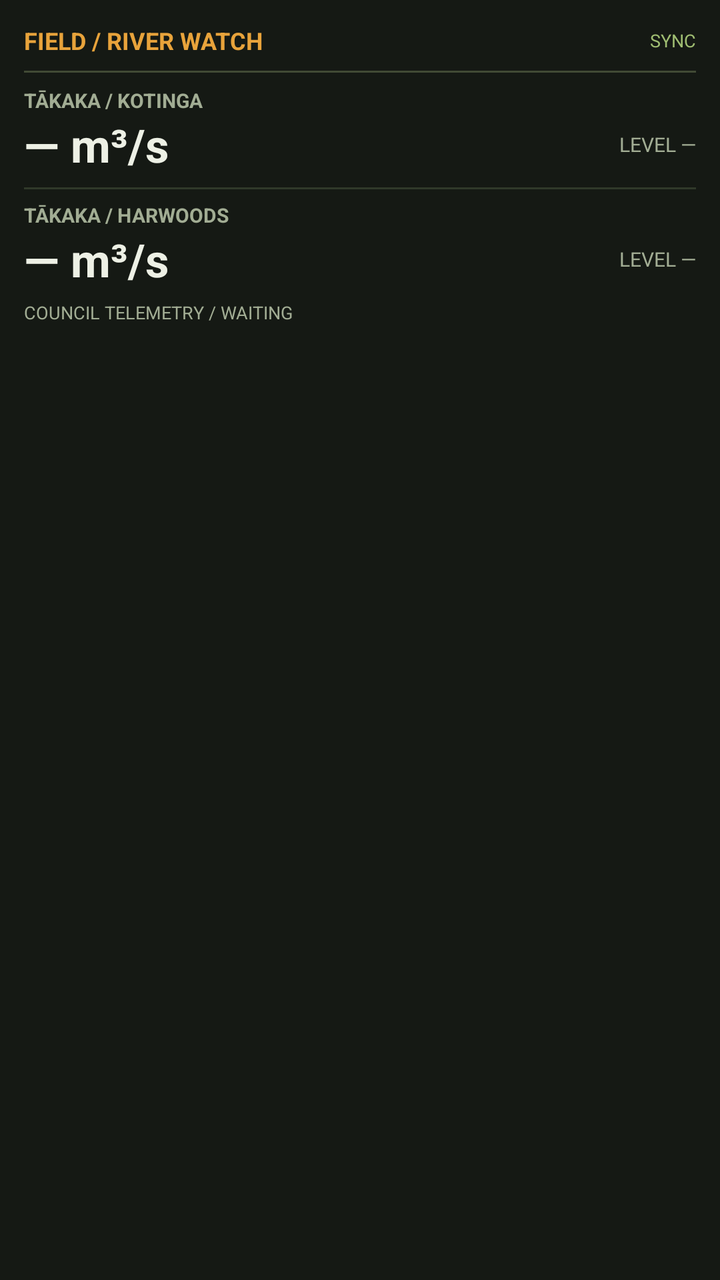
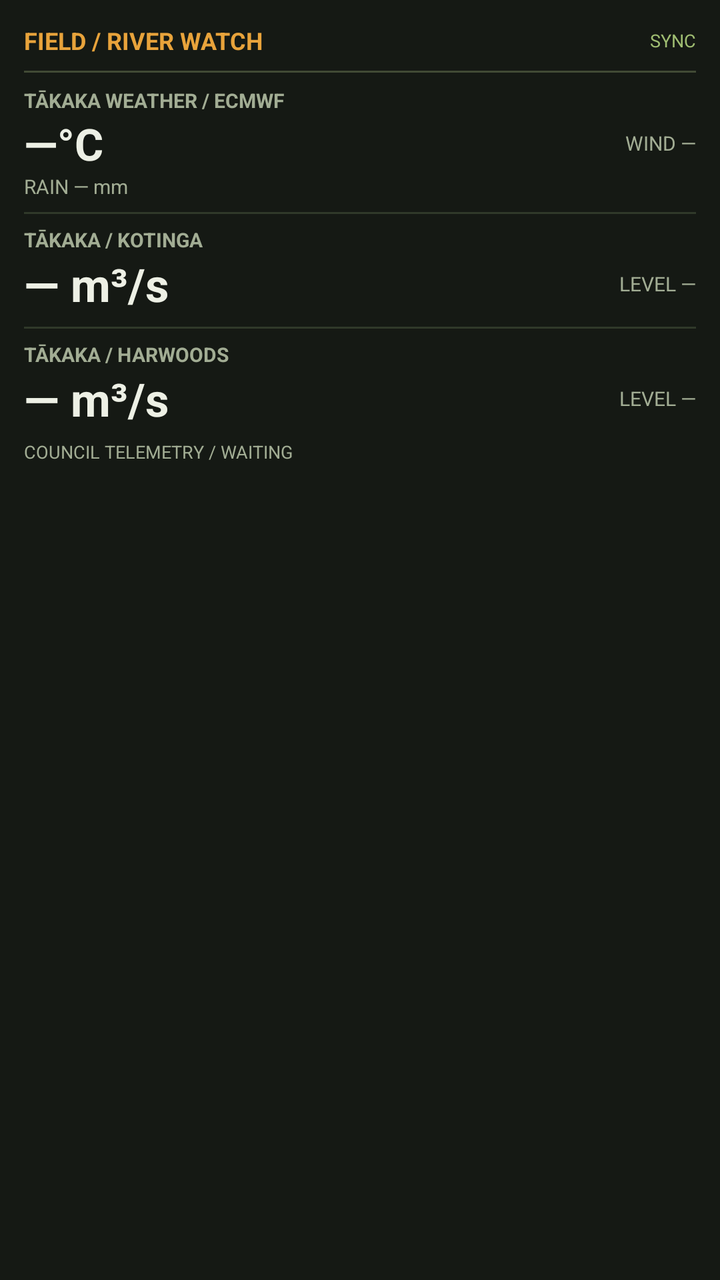

Compare the two renders of this Android layout. The source of the first and the diff that turns it into the second are given below.
<!-- AndroidManifest.xml: application theme android:Theme.Material.Light.NoActionBar -->
<!-- res/layout/widget_river.xml -->
<?xml version="1.0" encoding="utf-8"?>
<LinearLayout xmlns:android="http://schemas.android.com/apk/res/android"
    android:id="@+id/widget_root"
    android:layout_width="match_parent"
    android:layout_height="match_parent"
    android:orientation="vertical"
    android:padding="12dp"
    android:background="#151914">
    <LinearLayout
        android:layout_width="match_parent"
        android:layout_height="wrap_content"
        android:orientation="horizontal"
        android:gravity="center_vertical">
        <TextView android:layout_width="0dp" android:layout_height="wrap_content" android:layout_weight="1"
            android:text="FIELD / RIVER WATCH" android:textColor="#E8A33B" android:textStyle="bold" android:textSize="12sp" />
        <TextView android:id="@+id/widget_status" android:layout_width="wrap_content" android:layout_height="wrap_content"
            android:text="SYNC" android:textColor="#9FBD72" android:textSize="9sp" />
    </LinearLayout>
    <View android:layout_width="match_parent" android:layout_height="1dp" android:layout_marginTop="7dp" android:layout_marginBottom="7dp" android:background="#414A35"/>
    <TextView android:layout_width="match_parent" android:layout_height="wrap_content" android:text="TĀKAKA / KOTINGA" android:textColor="#A2AD94" android:textSize="10sp" android:textStyle="bold"/>
    <LinearLayout android:layout_width="match_parent" android:layout_height="wrap_content" android:orientation="horizontal" android:gravity="center_vertical">
        <TextView android:id="@+id/widget_k_flow" android:layout_width="0dp" android:layout_height="wrap_content" android:layout_weight="1" android:text="— m³/s" android:textColor="#EDF0E5" android:textSize="23sp" android:textStyle="bold"/>
        <TextView android:id="@+id/widget_k_level" android:layout_width="wrap_content" android:layout_height="wrap_content" android:text="LEVEL —" android:textColor="#A2AD94" android:textSize="10sp"/>
    </LinearLayout>
    <View android:layout_width="match_parent" android:layout_height="1dp" android:layout_marginTop="6dp" android:layout_marginBottom="6dp" android:background="#30392A"/>
    <TextView android:layout_width="match_parent" android:layout_height="wrap_content" android:text="TĀKAKA / HARWOODS" android:textColor="#A2AD94" android:textSize="10sp" android:textStyle="bold"/>
    <LinearLayout android:layout_width="match_parent" android:layout_height="wrap_content" android:orientation="horizontal" android:gravity="center_vertical">
        <TextView android:id="@+id/widget_h_flow" android:layout_width="0dp" android:layout_height="wrap_content" android:layout_weight="1" android:text="— m³/s" android:textColor="#EDF0E5" android:textSize="23sp" android:textStyle="bold"/>
        <TextView android:id="@+id/widget_h_level" android:layout_width="wrap_content" android:layout_height="wrap_content" android:text="LEVEL —" android:textColor="#A2AD94" android:textSize="10sp"/>
    </LinearLayout>
    <TextView android:id="@+id/widget_updated" android:layout_width="match_parent" android:layout_height="wrap_content" android:layout_marginTop="5dp" android:text="COUNCIL TELEMETRY / WAITING" android:textColor="#A2AD94" android:textSize="9sp"/>
</LinearLayout>
<!-- resources referenced by this layout -->
<resources>

</resources>

<!-- the commit's change to res/layout/widget_river.xml (unified diff, before → after) -->
@@ -17,6 +17,13 @@
             android:text="SYNC" android:textColor="#9FBD72" android:textSize="9sp" />
     </LinearLayout>
     <View android:layout_width="match_parent" android:layout_height="1dp" android:layout_marginTop="7dp" android:layout_marginBottom="7dp" android:background="#414A35"/>
+    <TextView android:layout_width="match_parent" android:layout_height="wrap_content" android:text="TĀKAKA WEATHER / ECMWF" android:textColor="#A2AD94" android:textSize="10sp" android:textStyle="bold"/>
+    <LinearLayout android:layout_width="match_parent" android:layout_height="wrap_content" android:orientation="horizontal" android:gravity="center_vertical">
+        <TextView android:id="@+id/widget_weather_temp" android:layout_width="0dp" android:layout_height="wrap_content" android:layout_weight="1" android:text="—°C" android:textColor="#EDF0E5" android:textSize="22sp" android:textStyle="bold"/>
+        <TextView android:id="@+id/widget_weather_wind" android:layout_width="wrap_content" android:layout_height="wrap_content" android:text="WIND —" android:textColor="#A2AD94" android:textSize="10sp"/>
+    </LinearLayout>
+    <TextView android:id="@+id/widget_weather_rain" android:layout_width="match_parent" android:layout_height="wrap_content" android:text="RAIN — mm" android:textColor="#A2AD94" android:textSize="10sp"/>
+    <View android:layout_width="match_parent" android:layout_height="1dp" android:layout_marginTop="6dp" android:layout_marginBottom="6dp" android:background="#30392A"/>
     <TextView android:layout_width="match_parent" android:layout_height="wrap_content" android:text="TĀKAKA / KOTINGA" android:textColor="#A2AD94" android:textSize="10sp" android:textStyle="bold"/>
     <LinearLayout android:layout_width="match_parent" android:layout_height="wrap_content" android:orientation="horizontal" android:gravity="center_vertical">
         <TextView android:id="@+id/widget_k_flow" android:layout_width="0dp" android:layout_height="wrap_content" android:layout_weight="1" android:text="— m³/s" android:textColor="#EDF0E5" android:textSize="23sp" android:textStyle="bold"/>
